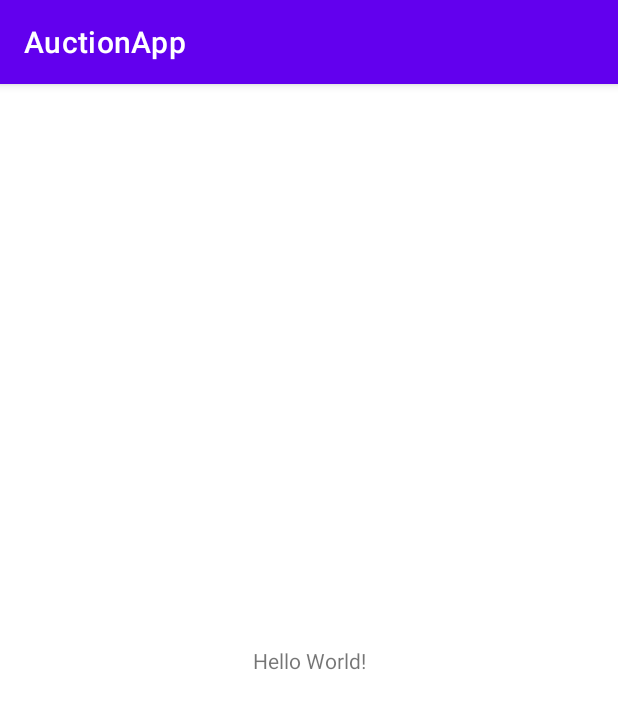
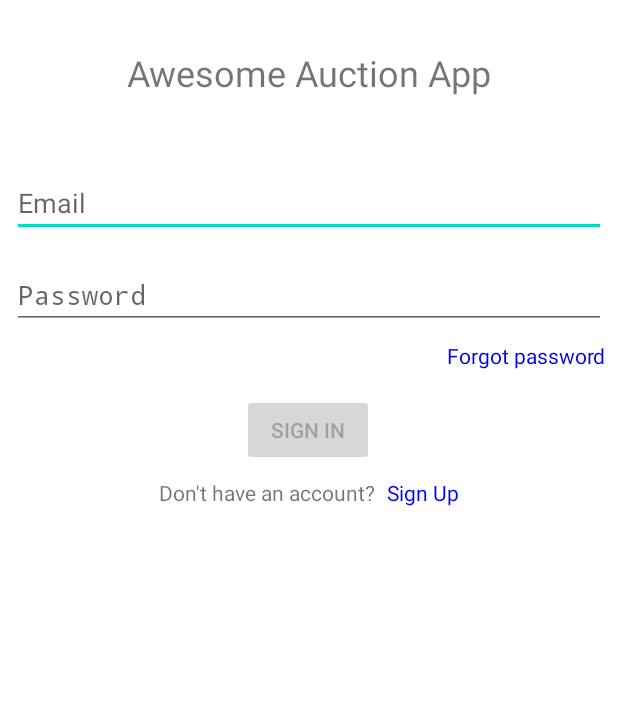
Before and after one commit to Wavedoo/Mobile-Project-Auction-App-Group-19, an Android app: the screen it shows after launch (MainActivity before the commit, LoginActivity after it), on a phone screen of 412 x 824 dp. Shown: the top 709 px of the screen. Run offline under Robolectric (Android 15) with nearby library versions, the phone set to English and light mode, and no system bars.

Commit message:
Created login and register activities

```diff
--- /dev/null
+++ b/app/src/main/java/com/example/auctionapp/LoginActivity.java
@@ -0,0 +1,15 @@
+package com.example.auctionapp;
+
+import androidx.appcompat.app.AppCompatActivity;
+import androidx.fragment.app.FragmentActivity;
+
+import android.os.Bundle;
+
+public class LoginActivity extends FragmentActivity {
+
+    @Override
+    protected void onCreate(Bundle savedInstanceState) {
+        super.onCreate(savedInstanceState);
+        setContentView(R.layout.activity_login);
+    }
+}
--- /dev/null
+++ b/app/src/main/res/layout/activity_login.xml
@@ -0,0 +1,115 @@
+<?xml version="1.0" encoding="utf-8"?>
+<androidx.constraintlayout.widget.ConstraintLayout xmlns:android="http://schemas.android.com/apk/res/android"
+    xmlns:app="http://schemas.android.com/apk/res-auto"
+    xmlns:tools="http://schemas.android.com/tools"
+    android:id="@+id/container"
+    android:layout_width="match_parent"
+    android:layout_height="match_parent"
+    android:paddingLeft="@dimen/activity_horizontal_margin"
+    android:paddingTop="@dimen/activity_vertical_margin"
+    android:paddingRight="@dimen/activity_horizontal_margin"
+    android:paddingBottom="@dimen/activity_vertical_margin">
+
+    <EditText
+        android:id="@+id/username"
+        android:layout_width="0dp"
+        android:layout_height="wrap_content"
+        android:layout_marginTop="48dp"
+        android:height="45dp"
+        android:autofillHints="@string/prompt_email"
+        android:hint="@string/prompt_email"
+        android:inputType="textEmailAddress"
+        android:selectAllOnFocus="true"
+        app:layout_constraintEnd_toEndOf="parent"
+        app:layout_constraintStart_toStartOf="parent"
+        app:layout_constraintTop_toBottomOf="@+id/textView" />
+
+    <EditText
+        android:id="@+id/password"
+        android:layout_width="0dp"
+        android:layout_height="wrap_content"
+        android:layout_marginTop="16dp"
+        android:autofillHints="@string/prompt_password"
+        android:hint="@string/prompt_password"
+        android:imeActionLabel="@string/sign_in"
+        android:imeOptions="actionDone"
+        android:inputType="textPassword"
+        android:selectAllOnFocus="true"
+        app:layout_constraintEnd_toEndOf="parent"
+        app:layout_constraintStart_toStartOf="parent"
+        app:layout_constraintTop_toBottomOf="@+id/username" />
+
+    <Button
+        android:id="@+id/login"
+        android:layout_width="wrap_content"
+        android:layout_height="wrap_content"
+        android:layout_gravity="start"
+        android:layout_marginTop="16dp"
+        android:enabled="false"
+        android:text="@string/sign_in"
+        app:layout_constraintEnd_toEndOf="parent"
+        app:layout_constraintHorizontal_bias="0.498"
+        app:layout_constraintStart_toStartOf="parent"
+        app:layout_constraintTop_toBottomOf="@+id/textForgotPassword" />
+
+    <ProgressBar
+        android:id="@+id/loading"
+        android:layout_width="wrap_content"
+        android:layout_height="wrap_content"
+        android:layout_gravity="center"
+        android:layout_marginTop="64dp"
+        android:layout_marginBottom="64dp"
+        android:visibility="gone"
+        app:layout_constraintBottom_toBottomOf="parent"
+        app:layout_constraintEnd_toEndOf="@+id/password"
+        app:layout_constraintStart_toStartOf="@+id/password"
+        app:layout_constraintTop_toTopOf="parent"
+        app:layout_constraintVertical_bias="0.3" />
+
+    <TextView
+        android:id="@+id/textView"
+        android:layout_width="wrap_content"
+        android:layout_height="wrap_content"
+        android:layout_marginTop="24dp"
+        android:text="@string/app_title"
+        android:textSize="24sp"
+        app:layout_constraintEnd_toEndOf="parent"
+        app:layout_constraintStart_toStartOf="parent"
+        app:layout_constraintTop_toTopOf="parent" />
+
+    <TextView
+        android:id="@+id/textForgotPassword"
+        android:layout_width="wrap_content"
+        android:layout_height="wrap_content"
+        android:layout_marginTop="8dp"
+        android:text="@string/forgot_password"
+        android:textColor="#0000EE"
+        app:layout_constraintEnd_toEndOf="@+id/password"
+        app:layout_constraintTop_toBottomOf="@+id/password" />
+
+    <TextView
+        android:id="@+id/textView3"
+        android:layout_width="wrap_content"
+        android:layout_height="wrap_content"
+        android:layout_marginTop="8dp"
+        android:text="@string/need_account"
+        app:layout_constraintEnd_toStartOf="@+id/textSignUp"
+        app:layout_constraintHorizontal_bias="0.5"
+        app:layout_constraintHorizontal_chainStyle="packed"
+        app:layout_constraintStart_toStartOf="parent"
+        app:layout_constraintTop_toBottomOf="@+id/login" />
+
+    <TextView
+        android:id="@+id/textSignUp"
+        android:layout_width="wrap_content"
+        android:layout_height="wrap_content"
+        android:layout_marginStart="8dp"
+        android:clickable="true"
+        android:text="@string/sign_up"
+        android:textColor="#0000FF"
+        app:layout_constraintEnd_toEndOf="parent"
+        app:layout_constraintHorizontal_bias="0.5"
+        app:layout_constraintStart_toEndOf="@+id/textView3"
+        app:layout_constraintTop_toTopOf="@+id/textView3" />
+
+</androidx.constraintlayout.widget.ConstraintLayout>
--- a/app/src/main/res/values/strings.xml
+++ b/app/src/main/res/values/strings.xml
@@ -1,3 +1,21 @@
 <resources>
     <string name="app_name">AuctionApp</string>
+
+
+    <!--Login/Registration specific -->
+    <string name="title_activity_login">LoginActivity</string>
+    <string name="prompt_email">Email</string>
+    <string name="prompt_password">Password</string>
+    <string name="sign_in">Sign in</string>
+    <string name="register">Register</string>
+    <string name="app_title">Awesome Auction App</string>
+    <string name="invalid_username">Not a valid username</string>
+    <string name="invalid_password">Password must be >5 characters</string>
+    <string name="invalid_credentials">Invalid credentials entered. Please try again.</string>
+    <string name="login_failed">"Login failed"</string>
+    <string name="forgot_password">Forgot password</string>
+    <string name="need_account">Don\'t have an account?</string>
+    <string name="sign_up">Sign Up</string>
+    <string name="already_have_account">Already have an account?</string>
+    <string name="password_confirmation">Re-enter password</string>
 </resources>
```
Also changed, not shown: app/src/main/AndroidManifest.xml (+12 -0 lines), app/src/main/java/com/example/auctionapp/RegisterActivity.java (added, +15 -0 lines), app/src/main/res/layout/activity_register.xml (added, +119 -0 lines).
